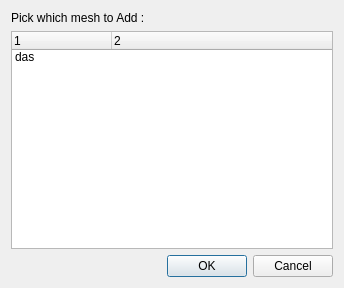
This is scripts/blurdeform/ui/blurDeformQueryMeshes.ui in blurstudio/blurdeform as Qt 5 draws it before an edit. The edited form follows.
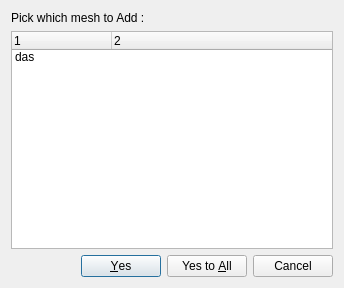
This is the edited form.

Commit message: better add shapes window

Diff of the .ui file:
```diff
--- a/scripts/blurdeform/ui/blurDeformQueryMeshes.ui
+++ b/scripts/blurdeform/ui/blurDeformQueryMeshes.ui
@@ -27,7 +27,7 @@
       <enum>Qt::Horizontal</enum>
      </property>
      <property name="standardButtons">
-      <set>QDialogButtonBox::Cancel|QDialogButtonBox::Ok</set>
+      <set>QDialogButtonBox::Cancel|QDialogButtonBox::Yes|QDialogButtonBox::YesToAll</set>
      </property>
     </widget>
    </item>
```
The commit also changes 1 other file.
